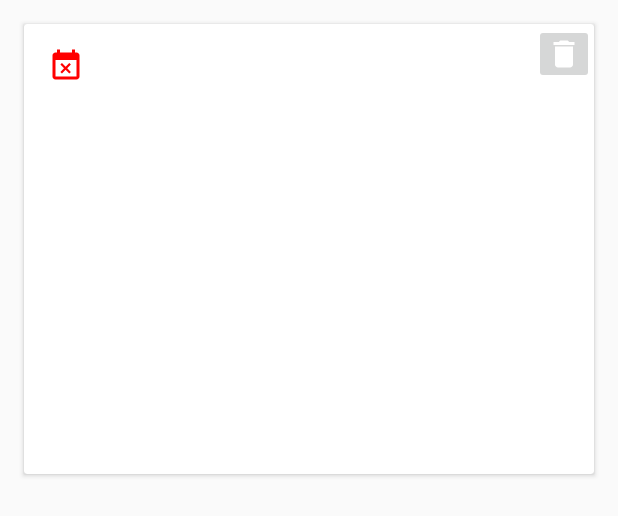
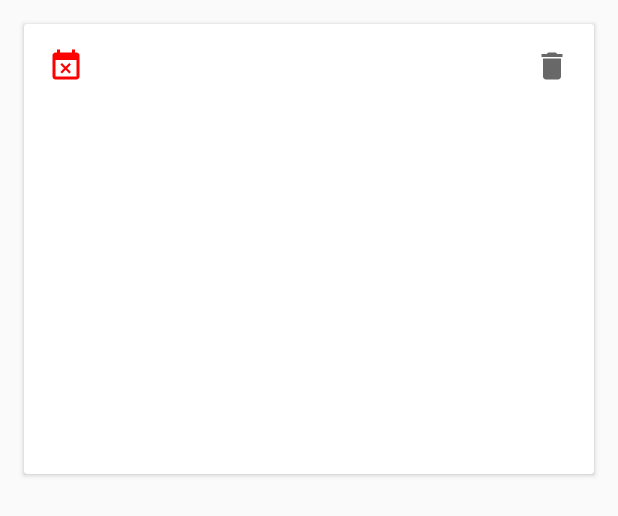
Before and after one commit to qiaoyunrui/BookShelf, an Android app: the layout shelf_item.xml on its own in the app's theme, with its tools: preview values and no code run, on a phone screen of 412 x 824 dp. Shown: the top 516 px of the screen. Run offline under Robolectric (Android 15) with nearby library versions, the phone set to English and light mode, and no system bars.

Commit message:
Achieve the basic functions

```diff
--- a/app/src/main/java/com/juhezi/bookshelf/data/BooksRepository.java
+++ b/app/src/main/java/com/juhezi/bookshelf/data/BooksRepository.java
@@ -44,8 +44,8 @@ public class BooksRepository implements BooksDataSource {
     }
 
     @Override
-    public void saveBookInfo(BookSimInfo bookSimInfo, OperateCallback callback) {
-        mBooksLocalDataSource.saveBookInfo(bookSimInfo, callback);
+    public void saveBookInfo(final BookSimInfo bookSimInfo, final OperateCallback callback) {
+                mBooksLocalDataSource.saveBookInfo(bookSimInfo, callback);
     }
 
     @Override
--- a/app/src/main/java/com/juhezi/bookshelf/data/local/BooksLocalDataSource.java
+++ b/app/src/main/java/com/juhezi/bookshelf/data/local/BooksLocalDataSource.java
@@ -6,6 +6,7 @@ import android.util.Log;
 import com.juhezi.bookshelf.data.BooksDataSource;
 import com.juhezi.bookshelf.dataModule.BookSimInfo;
 
+import java.util.ArrayList;
 import java.util.List;
 
 import io.realm.Realm;
@@ -57,12 +58,12 @@ public class BooksLocalDataSource implements BooksDataSource {
             query = mRealm.where(BookSimInfo.class);
         }
         RealmResults<BookSimInfo> result = query.findAll(); //可以优化为分页查询
-        List<BookSimInfo> list = result.subList(0, result.size());
+        List<BookSimInfo> list = new ArrayList<>(result.subList(0, result.size()));
         callback.onSimBooksLoaded(list);
     }
 
     @Override
-    public void saveBookInfo(BookSimInfo bookSimInfo, OperateCallback callback) {
+    public void saveBookInfo(BookSimInfo bookSimInfo,OperateCallback callback) {
         if (bookSimInfo != null) {
             mRealm.beginTransaction();
             mRealm.copyToRealmOrUpdate(bookSimInfo);
@@ -82,6 +83,5 @@ public class BooksLocalDataSource implements BooksDataSource {
         mRealm.beginTransaction();
         result.get(0).deleteFromRealm();
         mRealm.commitTransaction();
-        Log.i(TAG, "deleteBook: delete");
     }
 }
--- a/app/src/main/java/com/juhezi/bookshelf/shelf/ShelfContract.java
+++ b/app/src/main/java/com/juhezi/bookshelf/shelf/ShelfContract.java
@@ -48,6 +48,10 @@ public interface ShelfContract {
         void post(Runnable r);
 
         void showSnackbar(int type);
+
+        void recyclerViewAdd(BookSimInfo bookSimInfo);
+
+        void recyclerViewScrollTop();
     }
 
 }
--- a/app/src/main/java/com/juhezi/bookshelf/shelf/ShelfPresenter.java
+++ b/app/src/main/java/com/juhezi/bookshelf/shelf/ShelfPresenter.java
@@ -57,7 +57,7 @@ public class ShelfPresenter implements ShelfContract.Presenter {
 
     @Override
     public void refresh() {
-        mShelfView.showDialog();
+        mShelfView.showProgressbar();
         mBooksRepository.refreshSimInfos(new BooksDataSource.LoadSimBooksCallback() {
             @Override
             public void onSimBooksLoaded(final List<BookSimInfo> dataList) {
@@ -93,7 +93,9 @@ public class ShelfPresenter implements ShelfContract.Presenter {
                 mShelfView.post(new Runnable() {
                     @Override
                     public void run() {
-                        //RecyclerView动画
+                        //Recycler动画
+                        mShelfView.recyclerViewAdd(bookSimInfo);
+                        mShelfView.recyclerViewScrollTop();
                         mShelfView.hideProgressbar();
                     }
                 });
--- a/app/src/main/res/drawable/ic_delete.xml
+++ b/app/src/main/res/drawable/ic_delete.xml
@@ -4,6 +4,6 @@
         android:viewportWidth="24.0"
         android:viewportHeight="24.0">
     <path
-        android:fillColor="#ffffff"
+        android:fillColor="#686868"
         android:pathData="M6,19c0,1.1 0.9,2 2,2h8c1.1,0 2,-0.9 2,-2V7H6v12zM19,4h-3.5l-1,-1h-5l-1,1H5v2h14V4z"/>
 </vector>
--- a/app/src/main/res/layout/shelf_frag.xml
+++ b/app/src/main/res/layout/shelf_frag.xml
@@ -26,6 +26,7 @@
         android:layout_margin="@dimen/activity_horizontal_margin"
         android:clickable="true"
         android:src="@drawable/ic_add"
-        app:fabSize="normal" />
+        app:fabSize="normal"
+        app:layout_behavior="com.juhezi.bookshelf.shelf.ScrollFabBehavior"/>
 
 </android.support.design.widget.CoordinatorLayout>
--- a/app/src/main/res/layout/shelf_item.xml
+++ b/app/src/main/res/layout/shelf_item.xml
@@ -40,15 +40,19 @@
 
     </LinearLayout>
 
-    <ImageButton
-        android:id="@+id/ib_delete"
-        android:layout_width="@dimen/state_size"
-        android:layout_height="@dimen/state_size"
+    <ImageView
+        android:clickable="true"
+        android:id="@+id/iv_delete"
+        android:layout_width="wrap_content"
+        android:layout_height="wrap_content"
         android:layout_gravity="top|right"
+        android:layout_margin="@dimen/activity_horizontal_margin"
+        android:foreground="?android:attr/selectableItemBackground"
         android:src="@drawable/ic_delete" />
 
     <ImageView
         android:id="@+id/img_state"
+        android:layout_gravity="top|left"
         android:layout_width="wrap_content"
         android:layout_height="wrap_content"
         android:layout_margin="@dimen/activity_horizontal_margin"
--- a/app/src/main/res/values/styles.xml
+++ b/app/src/main/res/values/styles.xml
@@ -6,6 +6,9 @@
         <item name="colorPrimary">@color/colorPrimary</item>
         <item name="colorPrimaryDark">@color/colorPrimaryDark</item>
         <item name="colorAccent">@color/colorAccent</item>
+
     </style>
 
+    <style name="Toolbar" parent="ThemeOverlay.AppCompat.Dark.ActionBar" />
+
 </resources>
```
Also changed, not shown: app/src/main/java/com/juhezi/bookshelf/shelf/BookAdapter.java (+15 -4 lines), app/src/main/java/com/juhezi/bookshelf/shelf/ScrollFabBehavior.java (added, +38 -0 lines), app/src/main/java/com/juhezi/bookshelf/shelf/ShelfActivity.java (+8 -7 lines), app/src/main/java/com/juhezi/bookshelf/shelf/ShelfFragment.java (+30 -6 lines), app/src/main/res/layout/shelf_act.xml (+6 -3 lines).
